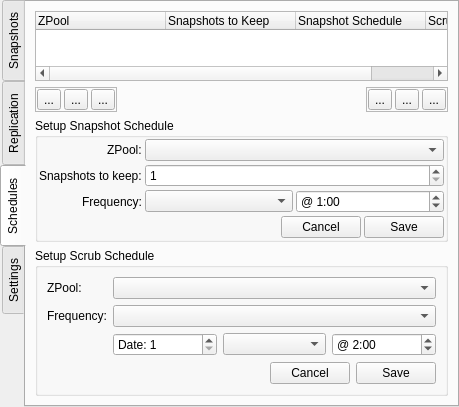
Qt form src-qt5/gui_client/pages/page_lp.ui (trueos/sysadm-ui-qt) before a commit.
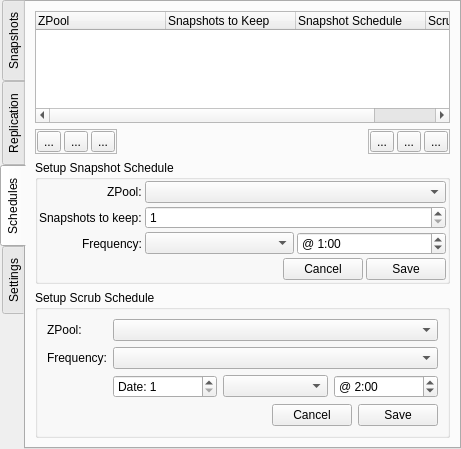
The same form after that commit. Icons and pictures are not drawn.

Commit message: Add status tips to the edit buttons in the LP page.

```diff
--- a/src-qt5/gui_client/pages/page_lp.ui
+++ b/src-qt5/gui_client/pages/page_lp.ui
@@ -6,8 +6,8 @@
    <rect>
     <x>0</x>
     <y>0</y>
-    <width>459</width>
-    <height>361</height>
+    <width>461</width>
+    <height>449</height>
    </rect>
   </property>
   <property name="windowTitle">
```
Left out of the diff: 6 changed lines with no effect on the pictures.
